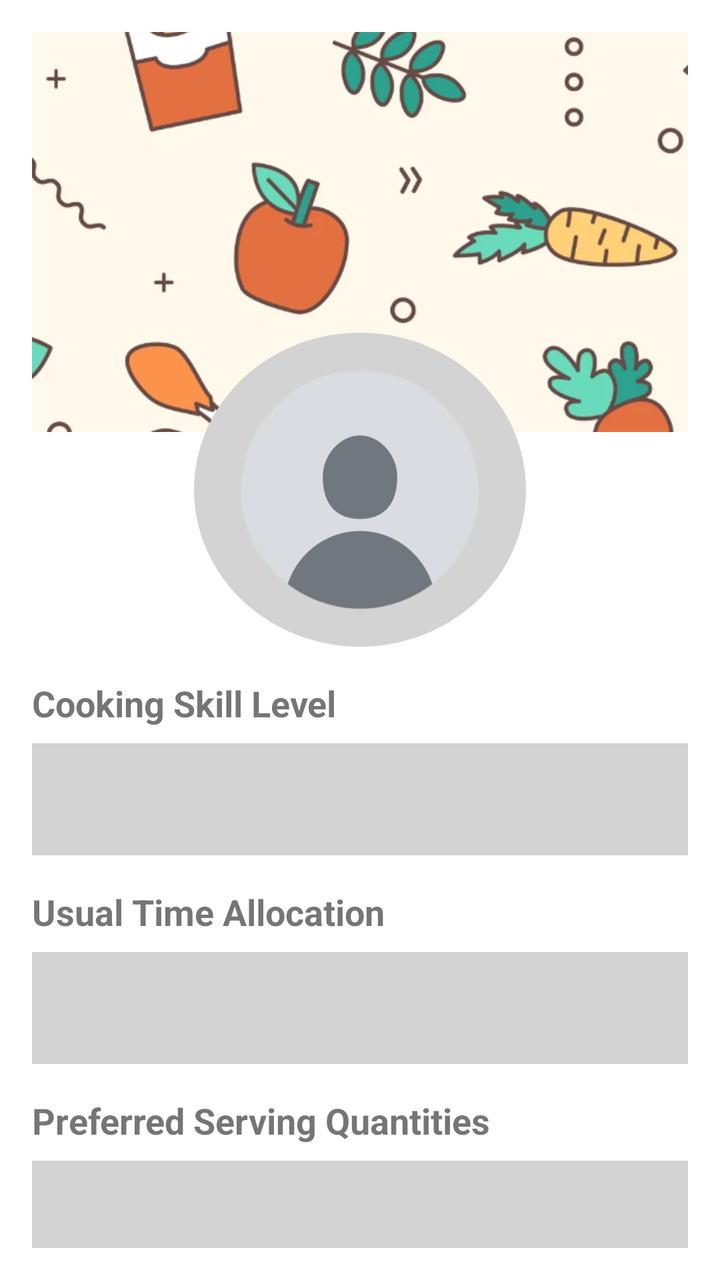
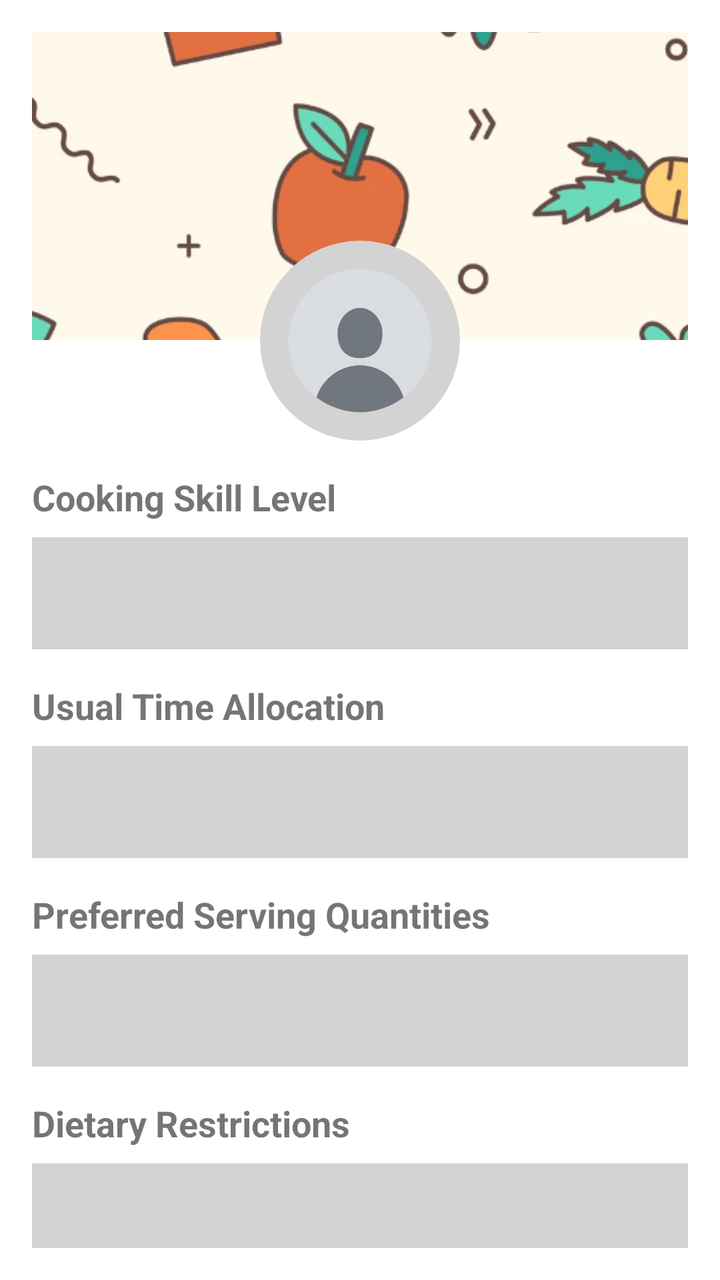

An Android layout rendered at two revisions. The XML below is the earlier revision; the diff shows what the commit changed to produce the second picture.
<!-- AndroidManifest.xml: application theme Theme.DishEka -->
<!-- res/layout/fragment_account.xml -->
<LinearLayout xmlns:android="http://schemas.android.com/apk/res/android"
    android:layout_width="match_parent"
    android:layout_height="wrap_content"
    android:orientation="vertical"
    android:padding="16dp">

    
    <ImageView
        android:id="@+id/bannerImage"
        android:layout_width="match_parent"
        android:layout_height="200dp"
        android:scaleType="centerCrop"
        android:src="@drawable/banner_placeholder" />

    
    <ImageView
        android:id="@+id/profilePicture"
        android:layout_width="166dp"
        android:layout_height="157dp"
        android:layout_gravity="center"
        android:layout_marginTop="-50dp"
        android:layout_marginBottom="16dp"
        android:background="@drawable/circle_background"
        android:scaleType="centerCrop"
        android:src="@drawable/profile_placeholder" />

    <TextView
        android:id="@+id/questionCookingSkill"
        android:layout_width="wrap_content"
        android:layout_height="wrap_content"
        android:text="Cooking Skill Level"
        android:textStyle="bold"
        android:textSize="18sp"
        android:paddingBottom="8dp" />

    <Spinner
        android:id="@+id/spinnerCookingSkill"
        android:layout_width="match_parent"
        android:layout_height="56dp"
        android:padding="12dp"
        android:background="#D3D3D3" />

    <TextView
        android:id="@+id/questionTimeAllocation"
        android:layout_width="wrap_content"
        android:layout_height="wrap_content"
        android:text="Usual Time Allocation"
        android:textStyle="bold"
        android:textSize="18sp"
        android:paddingTop="16dp"
        android:paddingBottom="8dp" />

    <Spinner
        android:id="@+id/spinnerTimeAllocation"
        android:layout_width="match_parent"
        android:layout_height="56dp"
        android:padding="12dp"
        android:background="#D3D3D3" />

    <TextView
        android:id="@+id/questionServingQuantity"
        android:layout_width="wrap_content"
        android:layout_height="wrap_content"
        android:text="Preferred Serving Quantities"
        android:textStyle="bold"
        android:textSize="18sp"
        android:paddingTop="16dp"
        android:paddingBottom="8dp" />

    <Spinner
        android:id="@+id/spinnerServingQuantity"
        android:layout_width="match_parent"
        android:layout_height="56dp"
        android:padding="12dp"
        android:background="#D3D3D3" />

    <TextView
        android:id="@+id/questionDietaryRestrictions"
        android:layout_width="wrap_content"
        android:layout_height="wrap_content"
        android:text="Dietary Restrictions"
        android:textStyle="bold"
        android:textSize="18sp"
        android:paddingTop="16dp"
        android:paddingBottom="8dp" />

    <Spinner
        android:id="@+id/spinnerDietaryRestrictions"
        android:layout_width="match_parent"
        android:layout_height="56dp"
        android:padding="12dp"
        android:background="#D3D3D3" />

    <Button
        android:id="@+id/buttonSave"
        android:layout_width="wrap_content"
        android:layout_height="wrap_content"
        android:layout_gravity="center"
        android:layout_marginTop="40dp"
        android:text="Save Changes" />
</LinearLayout>
<!-- resources referenced by this layout -->
<resources>
  <!-- drawable banner_placeholder: png bitmap (drawable, 161383 bytes) -->
  <!-- drawable circle_background (drawable) -->
  <shape xmlns:android="http://schemas.android.com/apk/res/android"
      android:shape="oval">
      <solid android:color="#D3D3D3" /> 
  </shape>
  <!-- drawable profile_placeholder: png bitmap (drawable, 47613 bytes) -->
  <style name="Theme.DishEka" parent="Theme.MaterialComponents.DayNight">
          
          <item name="colorPrimary">@color/teal_700</item>
          <item name="colorPrimaryVariant">@color/purple_700</item>
          <item name="colorOnPrimary">@color/white</item>
          
          <item name="colorSecondary">@color/teal_200</item>
          <item name="colorSecondaryVariant">@color/teal_700</item>
          <item name="colorOnSecondary">@color/black</item>
          
          <item name="android:statusBarColor">?attr/colorPrimaryVariant</item>
  
          
      </style>
  <color name="teal_700">#FF018786</color>
  <color name="purple_700">#FF3700B3</color>
  <color name="white">#FFFFFFFF</color>
  <color name="teal_200">#FF03DAC5</color>
  <color name="black">#FF000000</color>
</resources>

<!-- the commit's change to res/layout/fragment_account.xml (unified diff, before → after) -->
@@ -1,22 +1,25 @@
 <LinearLayout xmlns:android="http://schemas.android.com/apk/res/android"
+    xmlns:app="http://schemas.android.com/apk/res-auto"
     android:layout_width="match_parent"
     android:layout_height="wrap_content"
     android:orientation="vertical"
-    android:padding="16dp">
+    android:padding="16dp"
+    app:layout_scrollFlags="enterAlwaysCollapsed">
 
     
     <ImageView
         android:id="@+id/bannerImage"
-        android:layout_width="match_parent"
-        android:layout_height="200dp"
+        android:layout_width="390dp"
+        android:layout_height="154dp"
         android:scaleType="centerCrop"
         android:src="@drawable/banner_placeholder" />
 
     
+
     <ImageView
         android:id="@+id/profilePicture"
-        android:layout_width="166dp"
-        android:layout_height="157dp"
+        android:layout_width="100dp"
+        android:layout_height="100dp"
         android:layout_gravity="center"
         android:layout_marginTop="-50dp"
         android:layout_marginBottom="16dp"
@@ -28,68 +31,68 @@
         android:id="@+id/questionCookingSkill"
         android:layout_width="wrap_content"
         android:layout_height="wrap_content"
+        android:paddingBottom="8dp"
         android:text="Cooking Skill Level"
-        android:textStyle="bold"
         android:textSize="18sp"
-        android:paddingBottom="8dp" />
+        android:textStyle="bold" />
 
     <Spinner
         android:id="@+id/spinnerCookingSkill"
         android:layout_width="match_parent"
         android:layout_height="56dp"
-        android:padding="12dp"
-        android:background="#D3D3D3" />
+        android:background="#D3D3D3"
+        android:padding="12dp" />
 
     <TextView
         android:id="@+id/questionTimeAllocation"
         android:layout_width="wrap_content"
         android:layout_height="wrap_content"
+        android:paddingTop="16dp"
+        android:paddingBottom="8dp"
         android:text="Usual Time Allocation"
-        android:textStyle="bold"
         android:textSize="18sp"
-        android:paddingTop="16dp"
-        android:paddingBottom="8dp" />
+        android:textStyle="bold" />
 
     <Spinner
         android:id="@+id/spinnerTimeAllocation"
         android:layout_width="match_parent"
         android:layout_height="56dp"
-        android:padding="12dp"
-        android:background="#D3D3D3" />
+        android:background="#D3D3D3"
+        android:padding="12dp" />
 
     <TextView
         android:id="@+id/questionServingQuantity"
         android:layout_width="wrap_content"
         android:layout_height="wrap_content"
+        android:paddingTop="16dp"
+        android:paddingBottom="8dp"
         android:text="Preferred Serving Quantities"
-        android:textStyle="bold"
         android:textSize="18sp"
-        android:paddingTop="16dp"
-        android:paddingBottom="8dp" />
+        android:textStyle="bold" />
 
     <Spinner
         android:id="@+id/spinnerServingQuantity"
         android:layout_width="match_parent"
         android:layout_height="56dp"
-        android:padding="12dp"
-        android:background="#D3D3D3" />
+        android:background="#D3D3D3"
+        android:padding="12dp" />
 
     <TextView
         android:id="@+id/questionDietaryRestrictions"
         android:layout_width="wrap_content"
         android:layout_height="wrap_content"
+        android:paddingTop="16dp"
+        android:paddingBottom="8dp"
         android:text="Dietary Restrictions"
-        android:textStyle="bold"
         android:textSize="18sp"
-        android:paddingTop="16dp"
-        android:paddingBottom="8dp" />
+        android:textStyle="bold" />
 
     <Spinner
         android:id="@+id/spinnerDietaryRestrictions"
         android:layout_width="match_parent"
         android:layout_height="56dp"
-        android:padding="12dp"
-        android:background="#D3D3D3" />
+        android:background="#D3D3D3"
+        android:padding="12dp" />
 
     <Button
         android:id="@+id/buttonSave"
<!-- resource entries referenced after the edit -->
@@ -7,7 +7,7 @@
       <solid android:color="#D3D3D3" /> 
   </shape>
   <!-- drawable profile_placeholder: png bitmap (drawable, 47613 bytes) -->
-  <style name="Theme.DishEka" parent="Theme.MaterialComponents.DayNight">
+  <style name="Theme.DishEka" parent="Theme.MaterialComponents.Light">
           
           <item name="colorPrimary">@color/teal_700</item>
           <item name="colorPrimaryVariant">@color/purple_700</item>
